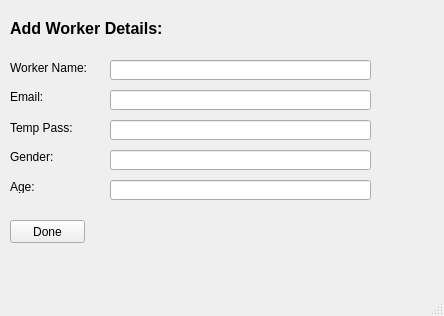
The window that AddWorker.ui (msaadg/NGOConnect) describes before a commit, drawn with Qt 5.
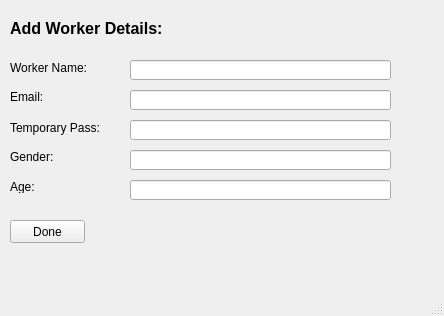
The same window after the commit.

Commit message: password hidden in each screen

```diff
--- a/AddWorker.ui
+++ b/AddWorker.ui
@@ -52,12 +52,12 @@
      <rect>
       <x>10</x>
       <y>120</y>
-      <width>81</width>
+      <width>101</width>
       <height>16</height>
      </rect>
     </property>
     <property name="text">
-     <string>Temp Pass:</string>
+     <string>Temporary Pass:</string>
     </property>
    </widget>
    <widget class="QLabel" name="label_4">
@@ -102,7 +102,7 @@
    <widget class="QLineEdit" name="workerName">
     <property name="geometry">
      <rect>
-      <x>110</x>
+      <x>130</x>
       <y>60</y>
       <width>261</width>
       <height>20</height>
@@ -112,7 +112,7 @@
    <widget class="QLineEdit" name="workerEmail">
     <property name="geometry">
      <rect>
-      <x>110</x>
+      <x>130</x>
       <y>90</y>
       <width>261</width>
       <height>20</height>
@@ -122,7 +122,7 @@
    <widget class="QLineEdit" name="workerPassword">
     <property name="geometry">
      <rect>
-      <x>110</x>
+      <x>130</x>
       <y>120</y>
       <width>261</width>
       <height>20</height>
@@ -132,7 +132,7 @@
    <widget class="QLineEdit" name="gender">
     <property name="geometry">
      <rect>
-      <x>110</x>
+      <x>130</x>
       <y>150</y>
       <width>261</width>
       <height>20</height>
@@ -142,7 +142,7 @@
    <widget class="QLineEdit" name="age">
     <property name="geometry">
      <rect>
-      <x>110</x>
+      <x>130</x>
       <y>180</y>
       <width>261</width>
       <height>20</height>
```
The commit also changes 5 other files.
